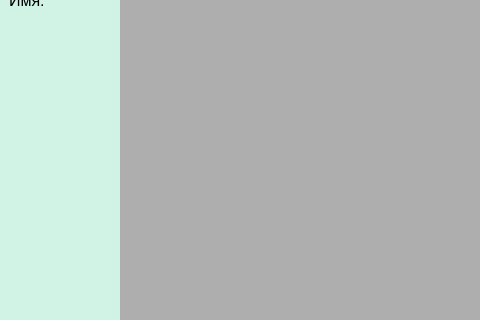
Qt form src/client/core/mainwindow.ui (hseAmateurs/Chat) before a commit; both pictures show x 0 to 480 and y 174 to 494 of the 629 by 600 pixel window.
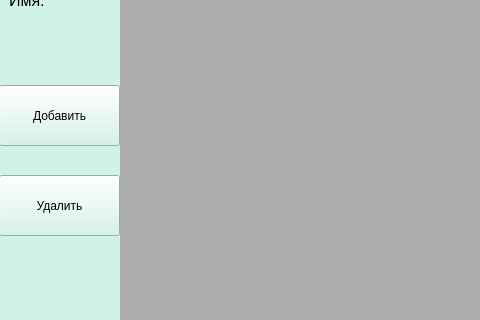
The same form after that commit.

Commit message: added pop-up window

Diff of the .ui file:
```diff
--- a/src/client/core/mainwindow.ui
+++ b/src/client/core/mainwindow.ui
@@ -84,6 +84,32 @@
       <string>&lt;html&gt;&lt;head/&gt;&lt;body&gt;&lt;p&gt;&lt;span style=&quot; font-size:12pt;&quot;&gt;Имя:&lt;/span&gt;&lt;/p&gt;&lt;/body&gt;&lt;/html&gt;</string>
      </property>
     </widget>
+    <widget class="QPushButton" name="pushButton_7">
+     <property name="geometry">
+      <rect>
+       <x>0</x>
+       <y>270</y>
+       <width>121</width>
+       <height>61</height>
+      </rect>
+     </property>
+     <property name="text">
+      <string>Удалить</string>
+     </property>
+    </widget>
+    <widget class="QPushButton" name="pushButton_8">
+     <property name="geometry">
+      <rect>
+       <x>0</x>
+       <y>180</y>
+       <width>121</width>
+       <height>61</height>
+      </rect>
+     </property>
+     <property name="text">
+      <string>Добавить</string>
+     </property>
+    </widget>
    </widget>
    <widget class="QWidget" name="widget_2" native="true">
     <property name="geometry">
```
The commit also changes 2 other files.
